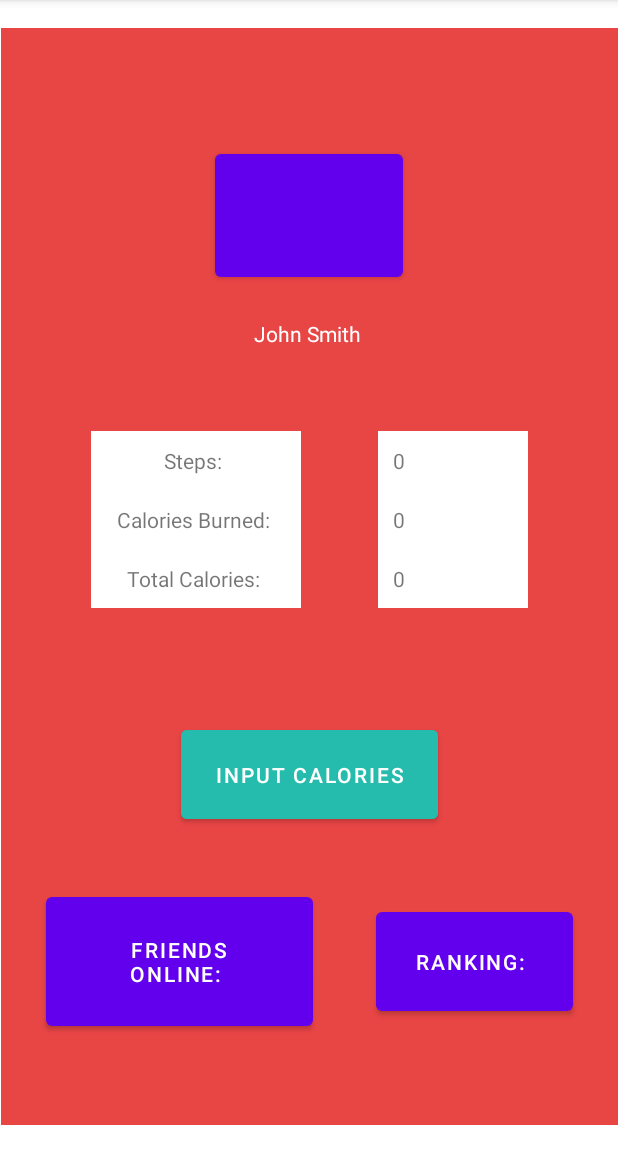
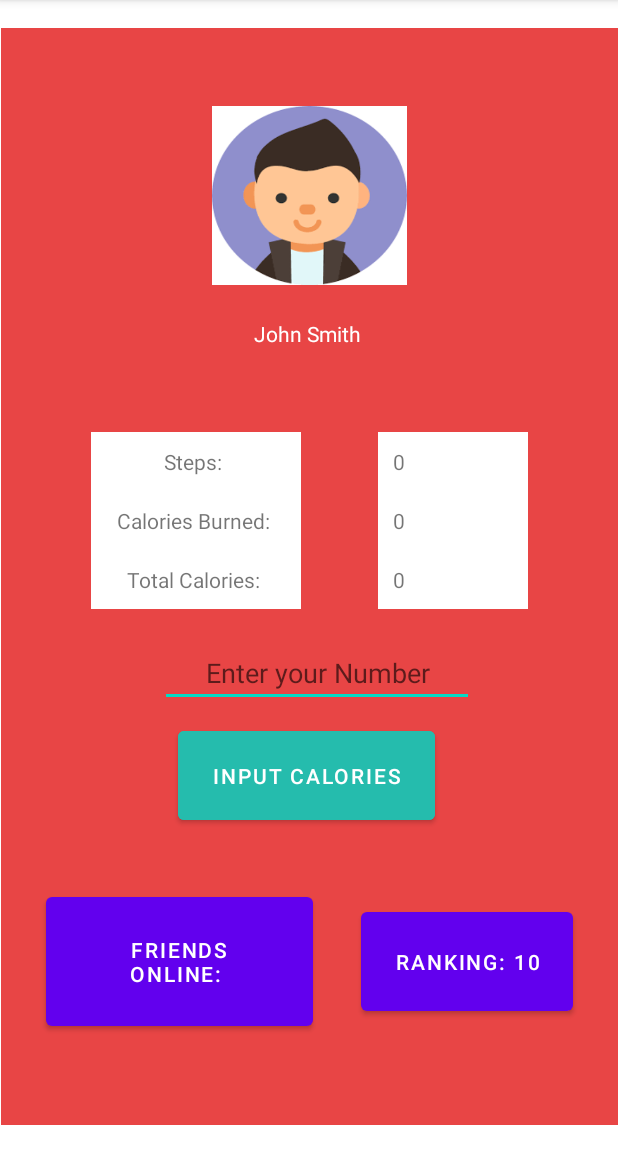
Before and after one commit to andyLiSyr/phoenixFitness, an Android app: the screen it shows after launch (MainActivity), on a phone screen of 412 x 824 dp, the part 84-1236 px from its top. Run offline under Robolectric (Android 15) with nearby library versions, the light colour scheme and no system bars.

Commit message:
Made Profile Activity and input cals

```diff
--- a/app/src/main/AndroidManifest.xml
+++ b/app/src/main/AndroidManifest.xml
@@ -17,6 +17,9 @@
             android:name=".Ranking"
             android:exported="false" />
         <activity
+            android:name=".UserProfile"
+            android:exported="false"/>
+        <activity
             android:name=".MainActivity"
             android:exported="true">
             <intent-filter>
--- a/app/src/main/java/com/example/phoenixfitness/MainActivity.java
+++ b/app/src/main/java/com/example/phoenixfitness/MainActivity.java
@@ -6,9 +6,11 @@ import android.content.Intent;
 import android.os.Bundle;
 import android.view.View;
 import android.widget.Button;
+import android.widget.ImageButton;
 
 public class MainActivity extends AppCompatActivity implements View.OnClickListener {
     private Button rankingButton;
+    private ImageButton profileButton;
 
     @Override
     protected void onCreate(Bundle savedInstanceState) {
@@ -16,6 +18,9 @@ public class MainActivity extends AppCompatActivity implements View.OnClickListe
         setContentView(R.layout.activity_main);
         rankingButton=findViewById(R.id.rankingButton);
         rankingButton.setOnClickListener(this);
+        profileButton=findViewById(R.id.profile);
+        profileButton.setOnClickListener(this);
+
     }
 
     @Override
@@ -24,13 +29,26 @@ public class MainActivity extends AppCompatActivity implements View.OnClickListe
             case R.id.rankingButton:
                 openRankingActivity();
                 break;
+            case R.id.profile:
+                openProfileActivity();
+                break;
             default:
                 break;
         }
 
     }
+
+    private void openProfileActivity() {
+        Intent intent = new Intent(this,UserProfile.class);
+        startActivity(intent);
+    }
+
     public void openRankingActivity(){
         Intent intent= new Intent(this,Ranking.class);
         startActivity(intent);
     }
+
+
+
+
 }
--- a/app/src/main/res/layout/activity_main.xml
+++ b/app/src/main/res/layout/activity_main.xml
@@ -58,9 +58,9 @@
             android:layout_alignParentEnd="true"
             android:layout_alignParentBottom="true"
             android:layout_centerHorizontal="true"
-            android:layout_marginStart="120dp"
-            android:layout_marginEnd="120dp"
-            android:layout_marginBottom="198dp"
+            android:layout_marginStart="118dp"
+            android:layout_marginEnd="122dp"
+            android:layout_marginBottom="197dp"
             android:backgroundTint="#25BCAD"
             android:text="@string/input_calories" />
 
@@ -123,12 +123,12 @@
             android:layout_alignParentTop="true"
             android:layout_alignParentEnd="true"
             android:layout_alignParentBottom="true"
-            android:layout_marginStart="250dp"
+            android:layout_marginStart="240dp"
             android:layout_marginTop="583dp"
             android:layout_marginEnd="30dp"
             android:layout_marginBottom="70dp"
             android:padding="20dp"
-            android:text="Ranking: " />
+            android:text="Ranking: 10" />
 
         <TextView
             android:id="@+id/accountName"
@@ -147,15 +147,34 @@
             android:textAlignment="center"
             android:textColor="@color/white" />
 
-        <Button
-            android:id="@+id/button10"
-            android:layout_width="125dp"
-            android:layout_height="100dp"
+        <ImageButton
+            android:id="@+id/profile"
+            android:layout_width="130dp"
+            android:layout_height="120dp"
             android:layout_alignBottom="@+id/accountName"
             android:layout_alignParentTop="true"
             android:layout_centerHorizontal="true"
-            android:layout_marginTop="78dp"
-            android:layout_marginBottom="57dp" />
+            android:layout_marginTop="52dp"
+            android:layout_marginBottom="58dp"
+            android:background="@drawable/testprofile" />
+
+        <EditText
+            android:id="@+id/editTextNumber"
+            android:layout_width="wrap_content"
+            android:layout_height="wrap_content"
+            android:layout_above="@+id/InputCals"
+            android:layout_alignParentStart="true"
+            android:layout_alignParentTop="true"
+            android:layout_alignParentEnd="true"
+            android:layout_marginStart="106dp"
+            android:layout_marginTop="409dp"
+            android:layout_marginEnd="96dp"
+            android:layout_marginBottom="10dp"
+            android:ems="10"
+            android:inputType="number"
+            android:hint="Enter your Number"
+            android:textAlignment="center"
+            />
 
     </RelativeLayout>
 
--- a/app/src/main/res/layout/rankings.xml
+++ b/app/src/main/res/layout/rankings.xml
@@ -4,7 +4,8 @@
     xmlns:tools="http://schemas.android.com/tools"
     android:layout_width="match_parent"
     android:layout_height="match_parent"
-    tools:context=".Ranking">
+    tools:context=".Ranking"
+    android:background="#E84545">
 
     <TextView
         android:id="@+id/leaderboard"
--- a/app/src/main/res/values/strings.xml
+++ b/app/src/main/res/values/strings.xml
@@ -1,4 +1,5 @@
 <resources>
     <string name="app_name">PhoenixFitness</string>
     <string name="input_calories">Input Calories</string>
+    <string name="enter">Enter</string>
 </resources>
```
Also changed, not shown: app/src/main/java/com/example/phoenixfitness/UserProfile.java (added, +14 -0 lines), app/src/main/res/layout/userprofile.xml (added, +69 -0 lines), app/src/main/res/drawable/testprofile.png (added).
